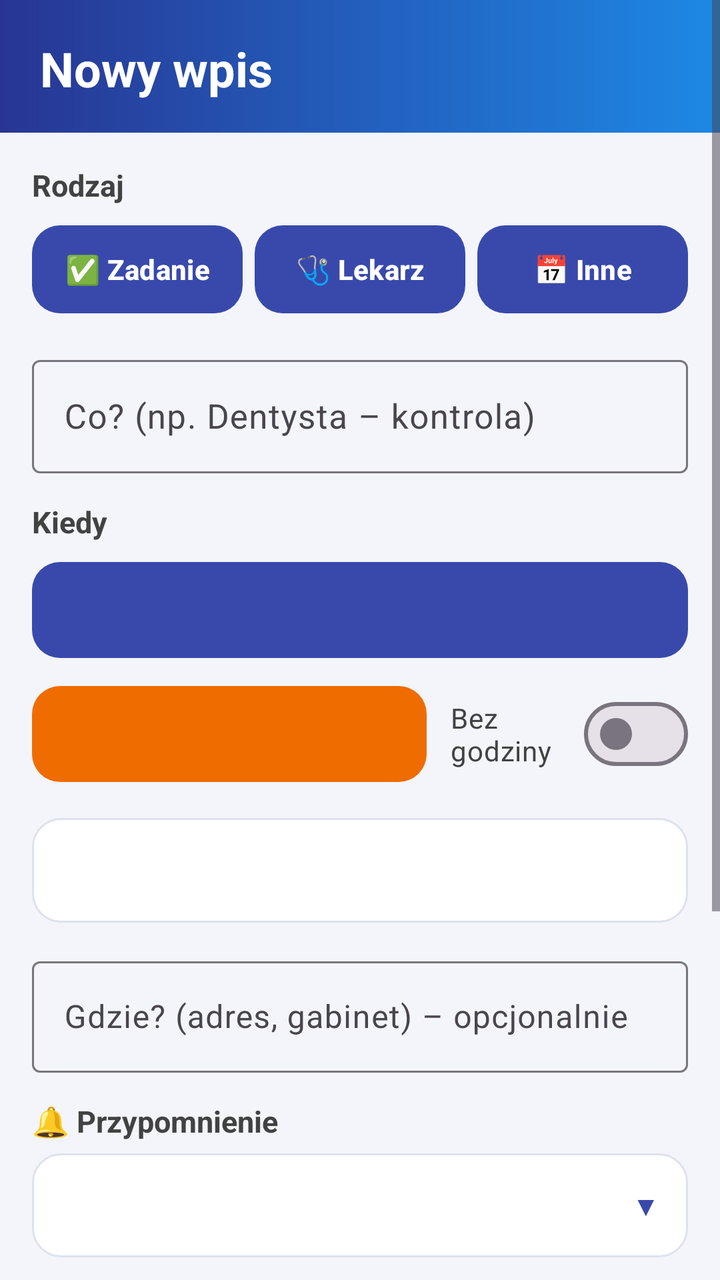
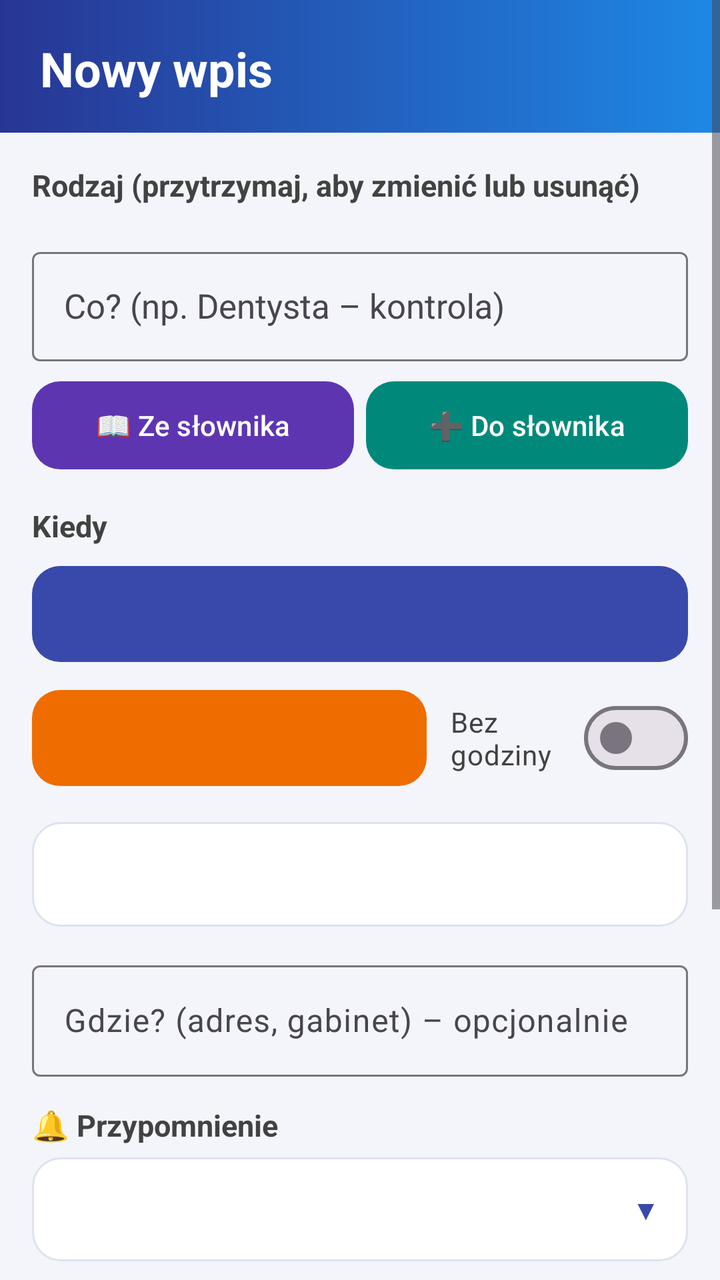

The first picture is an Android layout as it rendered before a commit; the second is the same layout after the commit. The layout source and the unified diff follow.
<!-- AndroidManifest.xml: application theme Theme.Przypominacz -->
<!-- res/layout/activity_edit.xml -->
<?xml version="1.0" encoding="utf-8"?>
<ScrollView xmlns:android="http://schemas.android.com/apk/res/android"
    xmlns:app="http://schemas.android.com/apk/res-auto"
    android:layout_width="match_parent"
    android:layout_height="match_parent"
    android:background="@color/bg"
    android:fillViewport="true">

    <LinearLayout
        android:layout_width="match_parent"
        android:layout_height="wrap_content"
        android:orientation="vertical">

        <TextView
            android:id="@+id/e_header"
            android:layout_width="match_parent"
            android:layout_height="wrap_content"
            android:background="@drawable/bg_header"
            android:paddingStart="20dp"
            android:paddingTop="18dp"
            android:paddingEnd="20dp"
            android:paddingBottom="16dp"
            android:text="Nowy wpis"
            android:textColor="#FFFFFF"
            android:textSize="24sp"
            android:textStyle="bold" />

        <LinearLayout
            android:layout_width="match_parent"
            android:layout_height="wrap_content"
            android:orientation="vertical"
            android:padding="16dp">

            <TextView
                android:id="@+id/e_google_note"
                android:layout_width="match_parent"
                android:layout_height="wrap_content"
                android:layout_marginBottom="12dp"
                android:background="#FFF8E1"
                android:padding="12dp"
                android:text="🔄 Wpis połączony z Kalendarzem Google. Zmiany tytułu, daty, godziny, miejsca i notatki zapiszą się też w Google. Wydarzenia cykliczne zmieniaj w Kalendarzu Google."
                android:textColor="#6D4C00"
                android:textSize="14sp"
                android:visibility="gone" />

            <TextView
                style="@style/Label"
                android:text="Rodzaj" />

            <LinearLayout
                android:layout_width="match_parent"
                android:layout_height="wrap_content"
                android:orientation="horizontal">

                <com.google.android.material.button.MaterialButton
                    android:id="@+id/e_type_task"
                    style="@style/TypeButton"
                    android:layout_marginEnd="6dp"
                    android:text="✅ Zadanie" />

                <com.google.android.material.button.MaterialButton
                    android:id="@+id/e_type_doctor"
                    style="@style/TypeButton"
                    android:layout_marginEnd="6dp"
                    android:text="🩺 Lekarz" />

                <com.google.android.material.button.MaterialButton
                    android:id="@+id/e_type_event"
                    style="@style/TypeButton"
                    android:text="📅 Inne" />
            </LinearLayout>

            <com.google.android.material.textfield.TextInputLayout
                android:id="@+id/e_title_layout"
                style="@style/Widget.Material3.TextInputLayout.OutlinedBox"
                android:layout_width="match_parent"
                android:layout_height="wrap_content"
                android:layout_marginTop="14dp"
                android:hint="Co? (np. Dentysta – kontrola)">

                <com.google.android.material.textfield.TextInputEditText
                    android:id="@+id/e_title"
                    android:layout_width="match_parent"
                    android:layout_height="wrap_content"
                    android:inputType="textCapSentences|textMultiLine"
                    android:textSize="17sp" />
            </com.google.android.material.textfield.TextInputLayout>

            <TextView
                style="@style/Label"
                android:layout_marginTop="14dp"
                android:text="Kiedy" />

            <com.google.android.material.button.MaterialButton
                android:id="@+id/e_date"
                android:layout_width="match_parent"
                android:layout_height="wrap_content"
                android:gravity="start|center_vertical"
                android:minHeight="56dp"
                android:textColor="#FFFFFF"
                android:textSize="16sp"
                app:backgroundTint="#3949AB"
                app:cornerRadius="14dp" />

            <LinearLayout
                android:layout_width="match_parent"
                android:layout_height="wrap_content"
                android:layout_marginTop="6dp"
                android:gravity="center_vertical"
                android:orientation="horizontal">

                <com.google.android.material.button.MaterialButton
                    android:id="@+id/e_time"
                    android:layout_width="0dp"
                    android:layout_height="wrap_content"
                    android:layout_weight="1"
                    android:gravity="start|center_vertical"
                    android:minHeight="56dp"
                    android:textColor="#FFFFFF"
                    android:textSize="16sp"
                    app:backgroundTint="#EF6C00"
                    app:cornerRadius="14dp" />

                <com.google.android.material.materialswitch.MaterialSwitch
                    android:id="@+id/e_no_time"
                    android:layout_width="wrap_content"
                    android:layout_height="wrap_content"
                    android:layout_marginStart="12dp"
                    android:text="Bez\ngodziny"
                    android:textColor="#424242"
                    android:textSize="14sp" />
            </LinearLayout>

            
            <LinearLayout
                android:layout_width="match_parent"
                android:layout_height="wrap_content"
                android:layout_marginTop="14dp"
                android:background="@drawable/card_bg"
                android:orientation="vertical"
                android:padding="12dp">

                <TextView
                    android:id="@+id/e_day_header"
                    android:layout_width="match_parent"
                    android:layout_height="wrap_content"
                    android:layout_marginBottom="8dp"
                    android:textColor="#3949AB"
                    android:textSize="15sp"
                    android:textStyle="bold" />

                <LinearLayout
                    android:id="@+id/e_day_rows"
                    android:layout_width="match_parent"
                    android:layout_height="wrap_content"
                    android:orientation="vertical" />
            </LinearLayout>

            <com.google.android.material.textfield.TextInputLayout
                style="@style/Widget.Material3.TextInputLayout.OutlinedBox"
                android:layout_width="match_parent"
                android:layout_height="wrap_content"
                android:layout_marginTop="14dp"
                android:hint="Gdzie? (adres, gabinet) – opcjonalnie">

                <com.google.android.material.textfield.TextInputEditText
                    android:id="@+id/e_place"
                    android:layout_width="match_parent"
                    android:layout_height="wrap_content"
                    android:inputType="textCapSentences|textMultiLine" />
            </com.google.android.material.textfield.TextInputLayout>

            <TextView
                style="@style/Label"
                android:layout_marginTop="14dp"
                android:text="🔔 Przypomnienie" />

            <FrameLayout
                android:layout_width="match_parent"
                android:layout_height="wrap_content"
                android:background="@drawable/card_bg">

                <Spinner
                    android:id="@+id/e_remind"
                    android:layout_width="match_parent"
                    android:layout_height="wrap_content"
                    android:background="@android:color/transparent"
                    android:minHeight="52dp"
                    android:paddingEnd="40dp"
                    android:spinnerMode="dropdown" />

                <TextView
                    android:layout_width="wrap_content"
                    android:layout_height="wrap_content"
                    android:layout_gravity="end|center_vertical"
                    android:layout_marginEnd="14dp"
                    android:text="▼"
                    android:textColor="#3949AB"
                    android:textSize="14sp" />
            </FrameLayout>

            <com.google.android.material.textfield.TextInputLayout
                style="@style/Widget.Material3.TextInputLayout.OutlinedBox"
                android:layout_width="match_parent"
                android:layout_height="wrap_content"
                android:layout_marginTop="14dp"
                android:hint="Notatki (np. zabrać skierowanie) – opcjonalnie">

                <com.google.android.material.textfield.TextInputEditText
                    android:id="@+id/e_notes"
                    android:layout_width="match_parent"
                    android:layout_height="wrap_content"
                    android:gravity="top|start"
                    android:inputType="textCapSentences|textMultiLine"
                    android:minLines="2" />
            </com.google.android.material.textfield.TextInputLayout>

            <com.google.android.material.button.MaterialButton
                android:id="@+id/e_save"
                android:layout_width="match_parent"
                android:layout_height="wrap_content"
                android:layout_marginTop="20dp"
                android:minHeight="58dp"
                android:text="💾  Zapisz"
                android:textColor="#FFFFFF"
                android:textSize="18sp"
                android:textStyle="bold"
                app:backgroundTint="#43A047"
                app:cornerRadius="16dp" />

            <LinearLayout
                android:layout_width="match_parent"
                android:layout_height="wrap_content"
                android:layout_marginTop="6dp"
                android:layout_marginBottom="24dp"
                android:orientation="horizontal">

                <com.google.android.material.button.MaterialButton
                    android:id="@+id/e_cancel"
                    android:layout_width="0dp"
                    android:layout_height="wrap_content"
                    android:layout_weight="1"
                    android:minHeight="52dp"
                    android:text="Anuluj"
                    android:textColor="#FFFFFF"
                    android:textSize="16sp"
                    app:backgroundTint="#546E7A"
                    app:cornerRadius="16dp" />

                <com.google.android.material.button.MaterialButton
                    android:id="@+id/e_delete"
                    android:layout_width="0dp"
                    android:layout_height="wrap_content"
                    android:layout_marginStart="8dp"
                    android:layout_weight="1"
                    android:minHeight="52dp"
                    android:text="🗑  Usuń"
                    android:textColor="#FFFFFF"
                    android:textSize="16sp"
                    app:backgroundTint="#E53935"
                    app:cornerRadius="16dp" />
            </LinearLayout>
        </LinearLayout>
    </LinearLayout>
</ScrollView>
<!-- resources referenced by this layout -->
<resources>
  <color name="bg">#F3F5FA</color>
  <!-- drawable bg_header (drawable) -->
  <?xml version="1.0" encoding="utf-8"?>
  <shape xmlns:android="http://schemas.android.com/apk/res/android" android:shape="rectangle">
      <gradient
          android:angle="0"
          android:endColor="#1E88E5"
          android:startColor="#283593" />
  </shape>
  <!-- drawable card_bg (drawable) -->
  <?xml version="1.0" encoding="utf-8"?>
  <shape xmlns:android="http://schemas.android.com/apk/res/android" android:shape="rectangle">
      <solid android:color="#FFFFFF" />
      <corners android:radius="14dp" />
      <stroke
          android:width="1dp"
          android:color="#DDE2EE" />
  </shape>
  <style name="Label">
          <item name="android:layout_width">wrap_content</item>
          <item name="android:layout_height">wrap_content</item>
          <item name="android:layout_marginBottom">6dp</item>
          <item name="android:textColor">#424242</item>
          <item name="android:textSize">15sp</item>
          <item name="android:textStyle">bold</item>
      </style>
  <style name="TypeButton" parent="Widget.Material3.Button">
          <item name="android:layout_width">0dp</item>
          <item name="android:layout_height">wrap_content</item>
          <item name="android:layout_weight">1</item>
          <item name="android:minHeight">52dp</item>
          <item name="android:maxLines">2</item>
          <item name="android:textSize">14sp</item>
          <item name="android:textStyle">bold</item>
          <item name="android:paddingStart">4dp</item>
          <item name="android:paddingEnd">4dp</item>
          <item name="cornerRadius">14dp</item>
      </style>
  <style name="Theme.Przypominacz" parent="Theme.Material3.Light.NoActionBar">
          <item name="colorPrimary">#3949AB</item>
          <item name="colorOnPrimary">#FFFFFF</item>
          <item name="colorSecondary">#43A047</item>
          <item name="colorSecondaryContainer">#C8E6C9</item>
          <item name="android:statusBarColor">#283593</item>
          <item name="android:windowLightStatusBar">false</item>
          <item name="android:navigationBarColor">#F3F5FA</item>
          <item name="android:windowBackground">@color/bg</item>
      </style>
</resources>

<!-- the commit's change to res/layout/activity_edit.xml (unified diff, before → after) -->
@@ -45,46 +45,73 @@
 
             <TextView
                 style="@style/Label"
-                android:text="Rodzaj" />
-
-            <LinearLayout
-                android:layout_width="match_parent"
-                android:layout_height="wrap_content"
-                android:orientation="horizontal">
-
-                <com.google.android.material.button.MaterialButton
-                    android:id="@+id/e_type_task"
-                    style="@style/TypeButton"
-                    android:layout_marginEnd="6dp"
-                    android:text="✅ Zadanie" />
-
-                <com.google.android.material.button.MaterialButton
-                    android:id="@+id/e_type_doctor"
-                    style="@style/TypeButton"
-                    android:layout_marginEnd="6dp"
-                    android:text="🩺 Lekarz" />
-
-                <com.google.android.material.button.MaterialButton
-                    android:id="@+id/e_type_event"
-                    style="@style/TypeButton"
-                    android:text="📅 Inne" />
-            </LinearLayout>
+                android:text="Rodzaj (przytrzymaj, aby zmienić lub usunąć)" />
+
+            <com.google.android.material.chip.ChipGroup
+                android:id="@+id/e_types"
+                android:layout_width="match_parent"
+                android:layout_height="wrap_content"
+                app:chipSpacingHorizontal="6dp"
+                app:chipSpacingVertical="2dp" />
 
             <com.google.android.material.textfield.TextInputLayout
                 android:id="@+id/e_title_layout"
                 style="@style/Widget.Material3.TextInputLayout.OutlinedBox"
                 android:layout_width="match_parent"
                 android:layout_height="wrap_content"
-                android:layout_marginTop="14dp"
+                android:layout_marginTop="12dp"
                 android:hint="Co? (np. Dentysta – kontrola)">
 
-                <com.google.android.material.textfield.TextInputEditText
+                <com.google.android.material.textfield.MaterialAutoCompleteTextView
                     android:id="@+id/e_title"
                     android:layout_width="match_parent"
                     android:layout_height="wrap_content"
+                    android:completionThreshold="1"
                     android:inputType="textCapSentences|textMultiLine"
+                    android:paddingStart="16dp"
+                    android:paddingTop="16dp"
+                    android:paddingEnd="16dp"
+                    android:paddingBottom="16dp"
                     android:textSize="17sp" />
             </com.google.android.material.textfield.TextInputLayout>
+
+            <LinearLayout
+                android:layout_width="match_parent"
+                android:layout_height="wrap_content"
+                android:layout_marginTop="6dp"
+                android:orientation="horizontal">
+
+                <com.google.android.material.button.MaterialButton
+                    android:id="@+id/e_dict_pick"
+                    android:layout_width="0dp"
+                    android:layout_height="wrap_content"
+                    android:layout_weight="1"
+                    android:layout_marginEnd="6dp"
+                    android:maxLines="2"
+                    android:minHeight="52dp"
+                    android:paddingStart="8dp"
+                    android:paddingEnd="8dp"
+                    android:text="📖 Ze słownika"
+                    android:textColor="#FFFFFF"
+                    android:textSize="14sp"
+                    app:backgroundTint="#5E35B1"
+                    app:cornerRadius="14dp" />
+
+                <com.google.android.material.button.MaterialButton
+                    android:id="@+id/e_dict_add"
+                    android:layout_width="0dp"
+                    android:layout_height="wrap_content"
+                    android:layout_weight="1"
+                    android:maxLines="2"
+                    android:minHeight="52dp"
+                    android:paddingStart="8dp"
+                    android:paddingEnd="8dp"
+                    android:text="➕ Do słownika"
+                    android:textColor="#FFFFFF"
+                    android:textSize="14sp"
+                    app:backgroundTint="#00897B"
+                    app:cornerRadius="14dp" />
+            </LinearLayout>
 
             <TextView
                 style="@style/Label"
<!-- resource entries referenced after the edit -->
@@ -26,18 +26,6 @@
           <item name="android:textSize">15sp</item>
           <item name="android:textStyle">bold</item>
       </style>
-  <style name="TypeButton" parent="Widget.Material3.Button">
-          <item name="android:layout_width">0dp</item>
-          <item name="android:layout_height">wrap_content</item>
-          <item name="android:layout_weight">1</item>
-          <item name="android:minHeight">52dp</item>
-          <item name="android:maxLines">2</item>
-          <item name="android:textSize">14sp</item>
-          <item name="android:textStyle">bold</item>
-          <item name="android:paddingStart">4dp</item>
-          <item name="android:paddingEnd">4dp</item>
-          <item name="cornerRadius">14dp</item>
-      </style>
   <style name="Theme.Przypominacz" parent="Theme.Material3.Light.NoActionBar">
           <item name="colorPrimary">#3949AB</item>
           <item name="colorOnPrimary">#FFFFFF</item>
